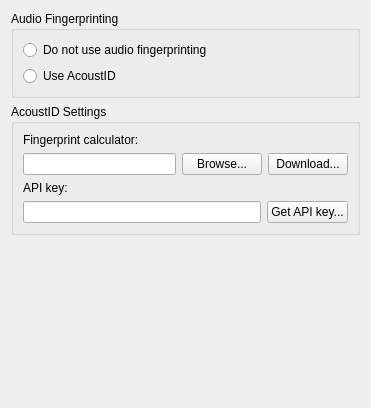
metabrainz/picard, file ui/options_fingerprinting.ui: the form before one commit.
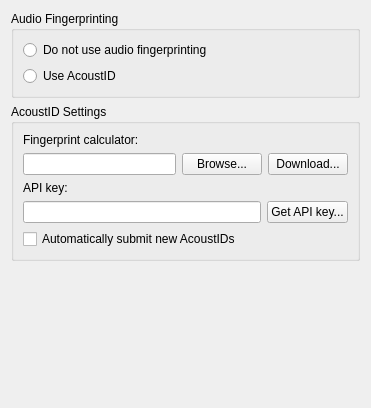
The form after the commit.

Commit message: Add auto submit option

Diff of the .ui file:
```diff
--- a/ui/options_fingerprinting.ui
+++ b/ui/options_fingerprinting.ui
@@ -92,6 +92,13 @@
         </item>
        </layout>
       </item>
+      <item>
+       <widget class="QCheckBox" name="auto_submit">
+        <property name="text">
+         <string>Automatically submit new AcoustIDs</string>
+        </property>
+       </widget>
+      </item>
      </layout>
     </widget>
    </item>
```
The commit also changes 8 other files.
